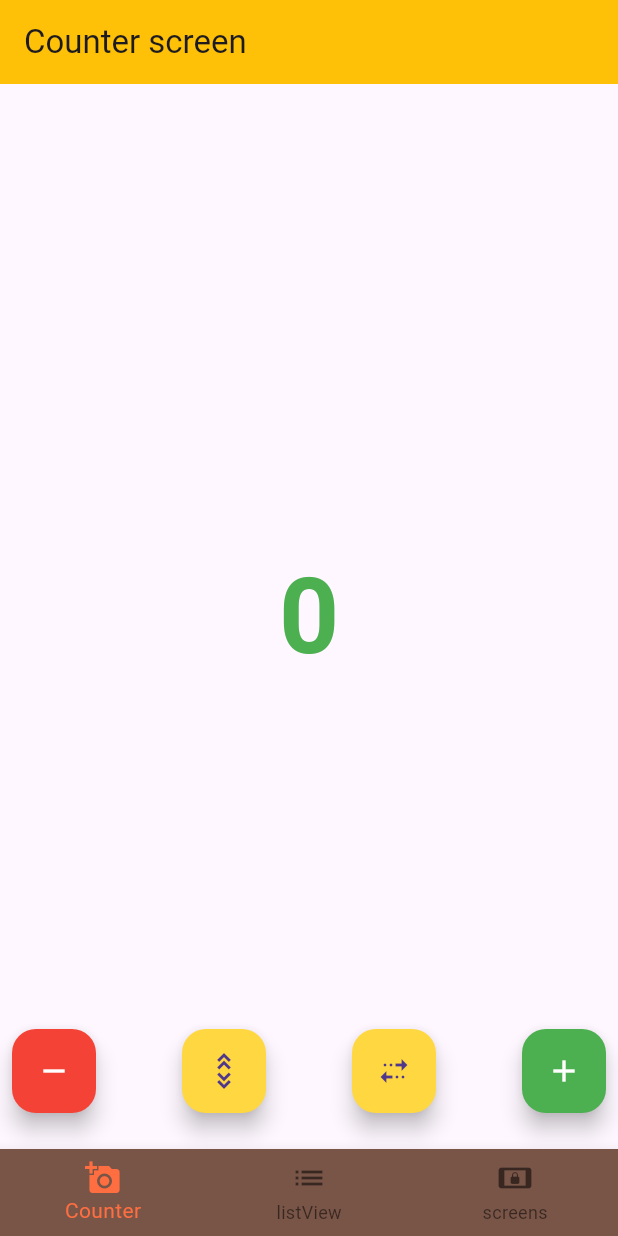
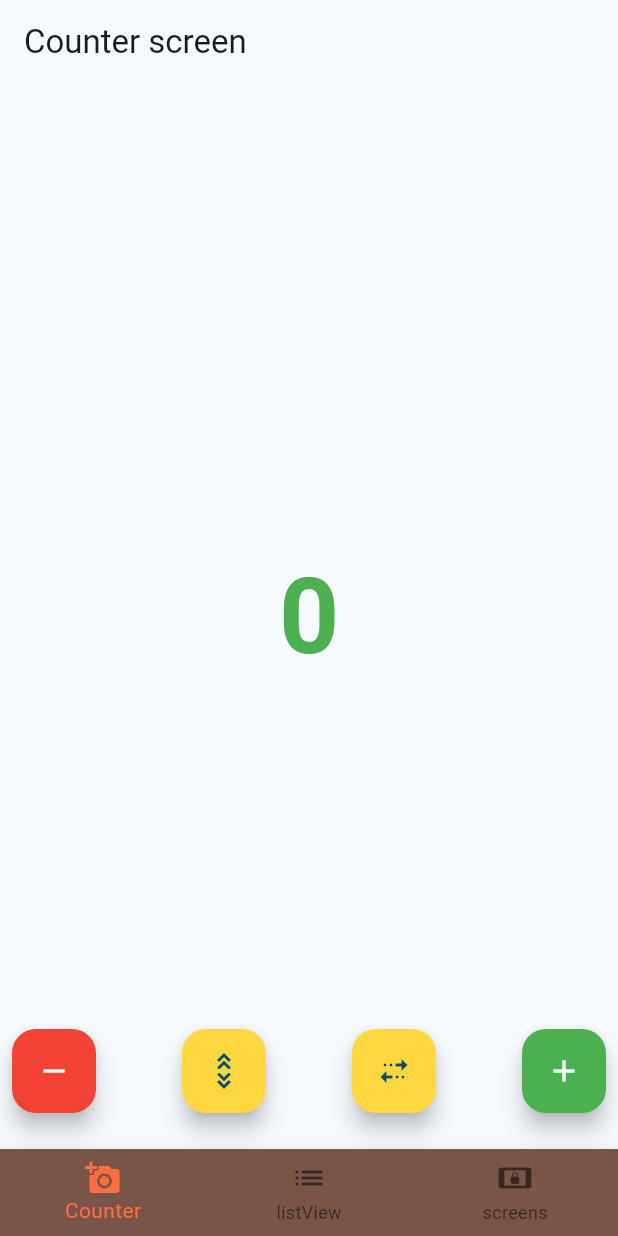
Before and after one commit to husseinpenart/flutter-practice, a Flutter app: the screen it shows after launch, on a phone screen of 412 x 824 dp. Run offline on Flutter 3.47's test engine with Material 3 defaults, Android fonts, the phone set to English and light mode, and no system bars.

Commit message:
app theme added

```diff
--- /dev/null
+++ b/flutter/first/basics/lib/Theme.dart
@@ -0,0 +1,28 @@
+import 'package:flutter/material.dart';
+
+class AppTheme {
+  AppTheme._();
+
+  static const _primaryColorLight = Colors.lightBlueAccent;
+
+  static const _primaryColorDark = Colors.lightGreenAccent;
+
+  static final ThemeData lightTheme = ThemeData(
+    colorScheme: ColorScheme.fromSeed(
+      seedColor: _primaryColorLight,
+      brightness: Brightness.light,
+    ),
+    useMaterial3: true,
+  );
+
+  static final ThemeData darkTheme = ThemeData(
+    useMaterial3: true,
+    appBarTheme: const AppBarTheme(
+      centerTitle: false,
+    ),
+    colorScheme: ColorScheme.fromSeed(
+      seedColor: _primaryColorDark,
+      brightness: Brightness.dark,
+    ),
+  );
+}
--- a/flutter/first/basics/lib/main.dart
+++ b/flutter/first/basics/lib/main.dart
@@ -1,5 +1,6 @@
 import 'dart:math';
 
+import 'package:basics/Theme.dart';
 import 'package:basics/root_bottom_navigation.dart';
 import 'package:basics/screens/screen_one.dart';
 import 'package:basics/screens/screen_two.dart';
@@ -23,9 +24,12 @@ class MyApp extends StatelessWidget {
   @override
   Widget build(BuildContext context) {
     return MaterialApp(
-      theme: ThemeData(
-        appBarTheme: const AppBarTheme(backgroundColor: Colors.amber),
-      ),
+      // theme: ThemeData(
+      //   appBarTheme: const AppBarTheme(backgroundColor: Colors.amber),
+      // ),
+      themeMode: ThemeMode.system,
+      theme: AppTheme.lightTheme,
+      darkTheme: AppTheme.darkTheme,
       // home: CounterScreen(),
       // home: ListScreen(),
       home: RootBottomNavigation(),
```
